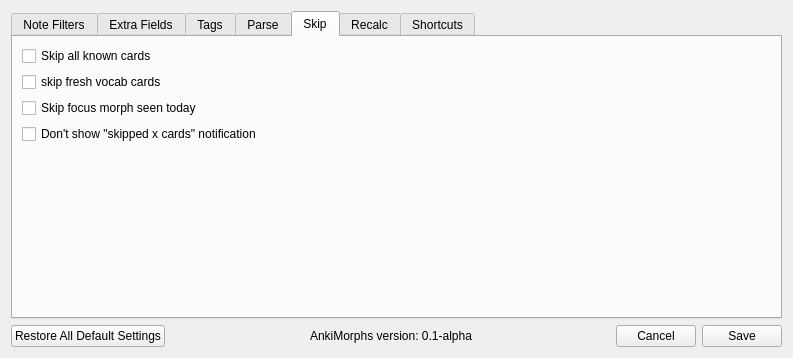
Old version of the form ankimorphs/ui/preferences_dialog.ui in the repository mortii/anki-morphs.
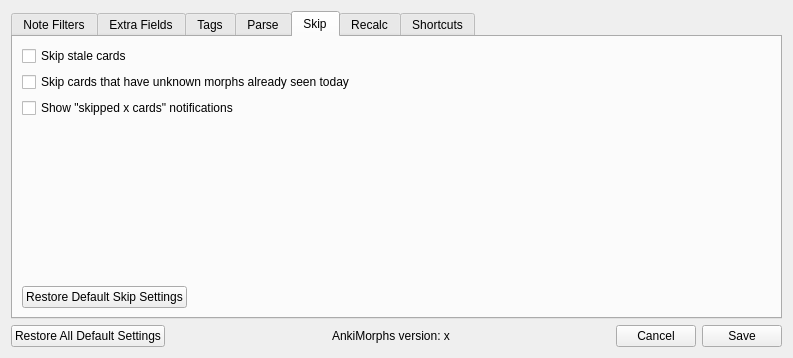
New version of the form. The open tabs and pages were chosen to show the change.

Patch:
```diff
--- a/ankimorphs/ui/preferences_dialog.ui
+++ b/ankimorphs/ui/preferences_dialog.ui
@@ -329,40 +329,33 @@
         <attribute name="title">
          <string>Skip</string>
         </attribute>
-        <layout class="QGridLayout" name="gridLayout_3">
-         <item row="0" column="0">
+        <layout class="QVBoxLayout" name="verticalLayout_20">
+         <item>
           <layout class="QVBoxLayout" name="verticalLayout_11">
            <item>
             <widget class="QCheckBox" name="checkBox_7">
              <property name="text">
-              <string>Skip all known cards</string>
+              <string>Skip stale cards</string>
              </property>
             </widget>
            </item>
            <item>
             <widget class="QCheckBox" name="checkBox_8">
              <property name="text">
-              <string>skip fresh vocab cards</string>
+              <string>Skip cards that have unknown morphs already seen today</string>
              </property>
             </widget>
            </item>
            <item>
             <widget class="QCheckBox" name="checkBox_10">
              <property name="text">
-              <string>Skip focus morph seen today</string>
-             </property>
-            </widget>
-           </item>
-           <item>
-            <widget class="QCheckBox" name="checkBox_9">
-             <property name="text">
-              <string>Don't show &quot;skipped x cards&quot; notification</string>
+              <string>Show &quot;skipped x cards&quot; notifications</string>
              </property>
             </widget>
            </item>
           </layout>
          </item>
-         <item row="1" column="0">
+         <item>
           <spacer name="verticalSpacer_4">
            <property name="orientation">
             <enum>Qt::Vertical</enum>
@@ -375,6 +368,30 @@
            </property>
           </spacer>
          </item>
+         <item>
+          <layout class="QHBoxLayout" name="horizontalLayout_11">
+           <item>
+            <widget class="QPushButton" name="restore_skip_defaults_button">
+             <property name="text">
+              <string>Restore Default Skip Settings</string>
+             </property>
+            </widget>
+           </item>
+           <item>
+            <spacer name="horizontalSpacer_12">
+             <property name="orientation">
+              <enum>Qt::Horizontal</enum>
+             </property>
+             <property name="sizeHint" stdset="0">
+              <size>
+               <width>40</width>
+               <height>20</height>
+              </size>
+             </property>
+            </spacer>
+           </item>
+          </layout>
+         </item>
         </layout>
        </widget>
        <widget class="QWidget" name="recalc_tab">
@@ -670,7 +687,7 @@
        <item>
         <widget class="QLabel" name="ankimorphs_version_label">
          <property name="text">
-          <string>AnkiMorphs version: 0.1-alpha</string>
+          <string>AnkiMorphs version: x</string>
          </property>
         </widget>
        </item>
```
Left out of the diff: 35 changed lines with no effect on the pictures.
